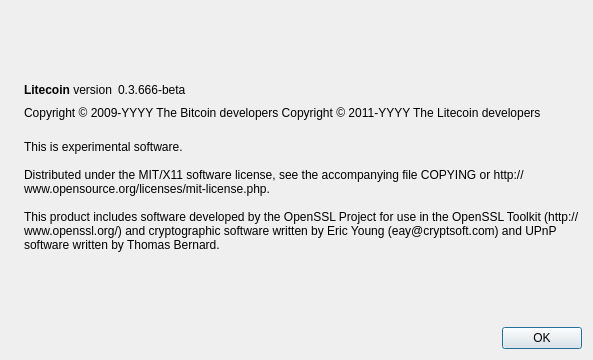
The window that src/qt/forms/aboutdialog.ui (toxicologist/CHANCOIN) describes before a commit, drawn with Qt 5.
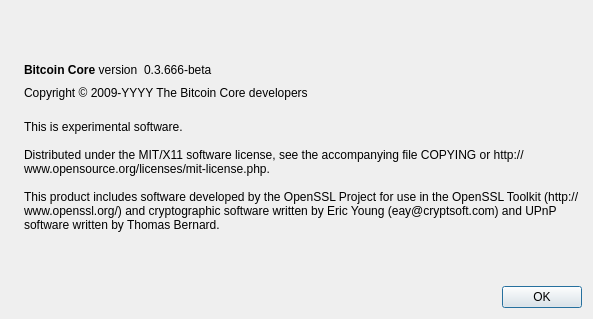
The same window after the commit. Icons and pictures are not drawn.

Commit message: v0.9.0-rc2 new fucking version because 0.10 is hard

Diff of the .ui file:
```diff
--- a/src/qt/forms/aboutdialog.ui
+++ b/src/qt/forms/aboutdialog.ui
@@ -7,7 +7,7 @@
     <x>0</x>
     <y>0</y>
     <width>593</width>
-    <height>360</height>
+    <height>319</height>
    </rect>
   </property>
   <property name="windowTitle">
@@ -50,7 +50,7 @@
           <cursorShape>IBeamCursor</cursorShape>
          </property>
          <property name="text">
-          <string>&lt;b&gt;Litecoin&lt;/b&gt; version</string>
+          <string>&lt;b&gt;Bitcoin Core&lt;/b&gt; version</string>
          </property>
          <property name="textInteractionFlags">
           <set>Qt::LinksAccessibleByMouse|Qt::TextSelectableByKeyboard|Qt::TextSelectableByMouse</set>
@@ -91,8 +91,7 @@
         <cursorShape>IBeamCursor</cursorShape>
        </property>
        <property name="text">
-        <string notr="true">Copyright &amp;copy; 2009-YYYY The Bitcoin developers
-Copyright &amp;copy; 2011-YYYY The Litecoin developers</string>
+        <string notr="true">Copyright &amp;copy; 2009-YYYY The Bitcoin Core developers</string>
        </property>
        <property name="textFormat">
         <enum>Qt::RichText</enum>
```
Left out of the diff: 18 changed lines with no effect on the pictures. The commit also changes 655 other files.
